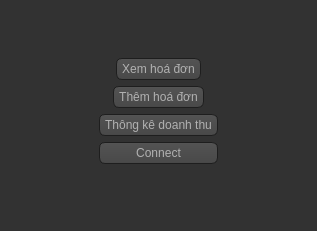
Above: Gui/mainwindow.ui from nmkha16/csdlnc1-10 before the change. Below: the same form after it.
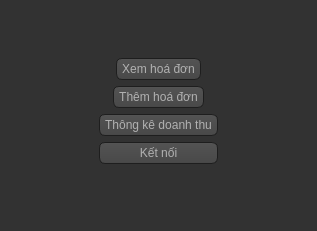
That is the form after the change.

What changed in the file:
```diff
--- a/Gui/mainwindow.ui
+++ b/Gui/mainwindow.ui
@@ -168,7 +168,7 @@
 }</string>
          </property>
          <property name="text">
-          <string>Connect</string>
+          <string>Kết nối</string>
          </property>
         </widget>
        </item>
```
